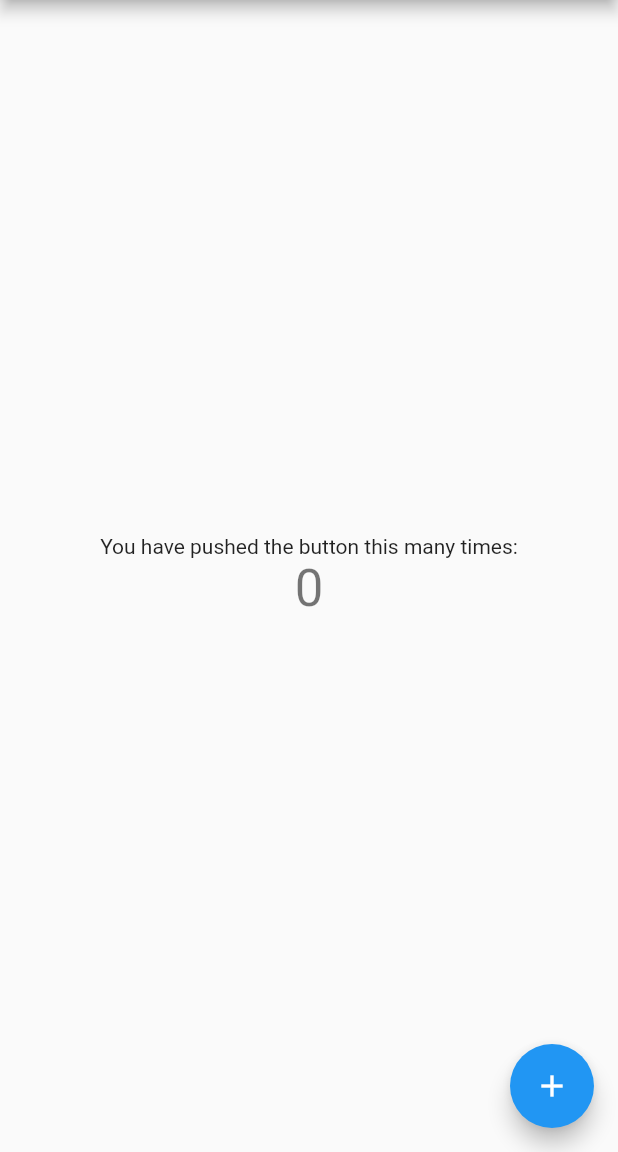
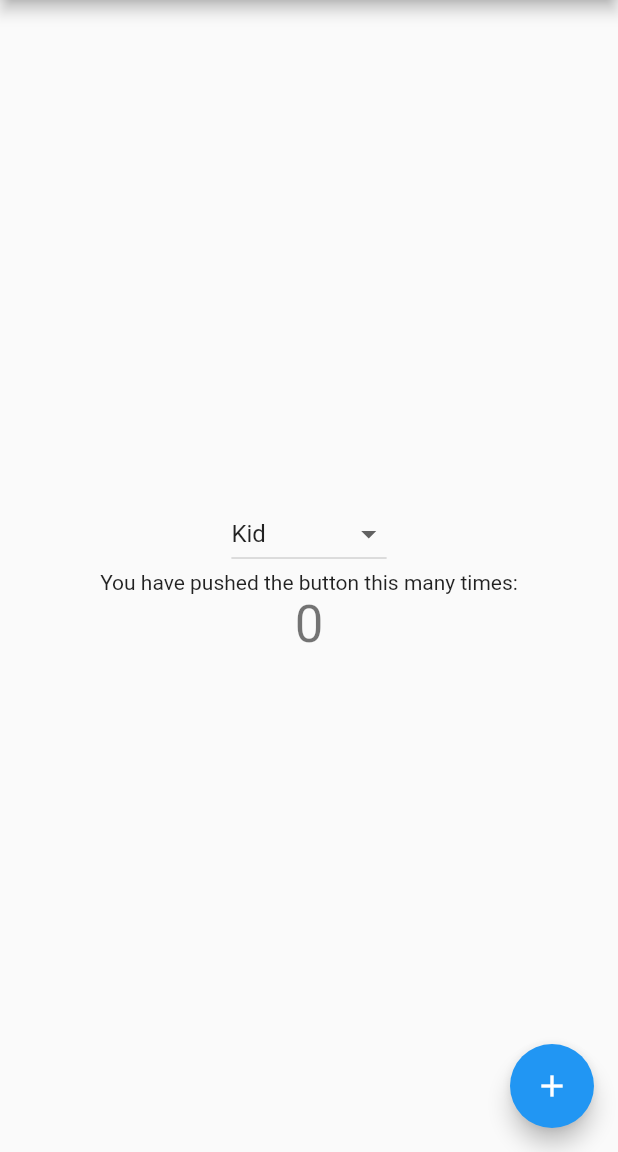
Before and after one commit to Eric-Catarina/coffee-calculator, a Flutter app: the screen it shows after launch, on a phone screen of 412 x 824 dp, the part 84-1236 px from its top. Run offline on Flutter 3.47's test engine with Material 2 defaults, Android fonts, the phone set to English and light mode, and no system bars.

Commit message:
Simple dropdown Working

```diff
--- a/lib/main.dart
+++ b/lib/main.dart
@@ -34,6 +34,8 @@ class MyHomePage extends StatefulWidget {
 class _MyHomePageState extends State<MyHomePage> {
   int _counter = 0;
 
+  int _value = 1;
+
   void _incrementCounter() {
     setState(() {
 
@@ -55,6 +57,34 @@ class _MyHomePageState extends State<MyHomePage> {
 
           mainAxisAlignment: MainAxisAlignment.center,
           children: <Widget>[
+            DropdownButton(
+                value: _value,
+                items: [
+                  DropdownMenuItem(
+                    child: Text("Kid"),
+                    value: 1,
+                  ),
+                  DropdownMenuItem(
+                    child: Text("Teenager"),
+                    value: 2,
+                  ),
+                  DropdownMenuItem(
+                    child: Text("Adult"),
+                    value: 3,
+                  ),
+                  DropdownMenuItem(
+                    child: Text("Pregnant"),
+                    value: 4,
+                  ),
+                ],
+
+                onChanged: (value) {
+                  setState(() {
+                   // _value = value;
+                  });
+                },
+                hint:Text("Select item")
+            ),
             const Text(
               'You have pushed the button this many times:',
             ),
```
